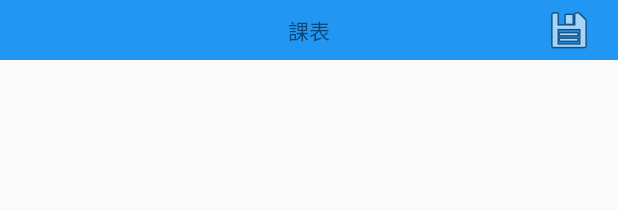
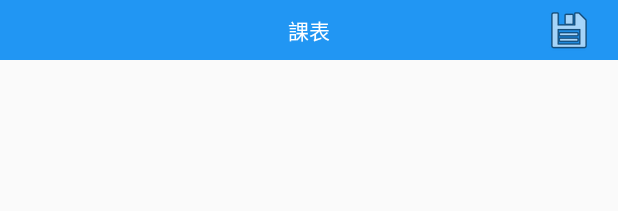
Before and after one commit to ZeroKen5969/AS_TKU_TimeTable, an Android app: the layout activity_time_table.xml on its own in the app's theme, with its tools: preview values and no code run, on a phone screen of 412 x 824 dp. Shown: the top 211 px of the screen. Run offline under Robolectric (Android 15) with nearby library versions, the phone set to English and light mode, and no system bars.

Commit message:
統一UI

```diff
--- a/app/src/main/AndroidManifest.xml
+++ b/app/src/main/AndroidManifest.xml
@@ -11,22 +11,18 @@
         android:theme="@style/AppTheme">
         <activity
             android:name=".MainActivity"
-            android:label="@string/app_name"
             android:theme="@style/AppTheme.NoActionBar">
             <intent-filter>
                 <action android:name="android.intent.action.MAIN" />
-
                 <category android:name="android.intent.category.LAUNCHER" />
             </intent-filter>
         </activity>
         <activity
             android:name=".LoginActivity"
-            android:label="@string/app_name"
             android:theme="@style/AppTheme.NoActionBar">
         </activity>
         <activity
             android:name=".TimeTableActivity"
-            android:label="@string/app_name"
             android:theme="@style/AppTheme.NoActionBar">
         </activity>
     </application>
--- a/app/src/main/res/layout/activity_main.xml
+++ b/app/src/main/res/layout/activity_main.xml
@@ -12,6 +12,7 @@
         android:theme="@style/AppTheme.AppBarOverlay">
 
         <android.support.v7.widget.Toolbar
+            app:title="課表清單"
             android:id="@+id/toolbar"
             android:layout_width="match_parent"
             android:layout_height="?attr/actionBarSize"
--- a/app/src/main/res/layout/activity_time_table.xml
+++ b/app/src/main/res/layout/activity_time_table.xml
@@ -18,6 +18,7 @@
             android:layout_weight="1"
             android:layout_width="match_parent"
             android:layout_height="match_parent"
+            android:textColor="#fff"
             android:gravity="center"
             android:text="課表" />
 
--- a/app/src/main/res/values/styles.xml
+++ b/app/src/main/res/values/styles.xml
@@ -3,7 +3,8 @@
     <!-- Base application theme. -->
     <style name="AppTheme" parent="Theme.AppCompat.Light.DarkActionBar">
         <!-- Customize your theme here. -->
-        <item name="colorPrimary">@color/colorPrimary</item>
+        <item name="colorPrimary">@color/titleBg</item>
+        <!--item name="colorPrimary">@color/colorPrimary</item-->
         <item name="colorPrimaryDark">@color/colorPrimaryDark</item>
         <item name="colorAccent">@color/colorAccent</item>
     </style>
```
